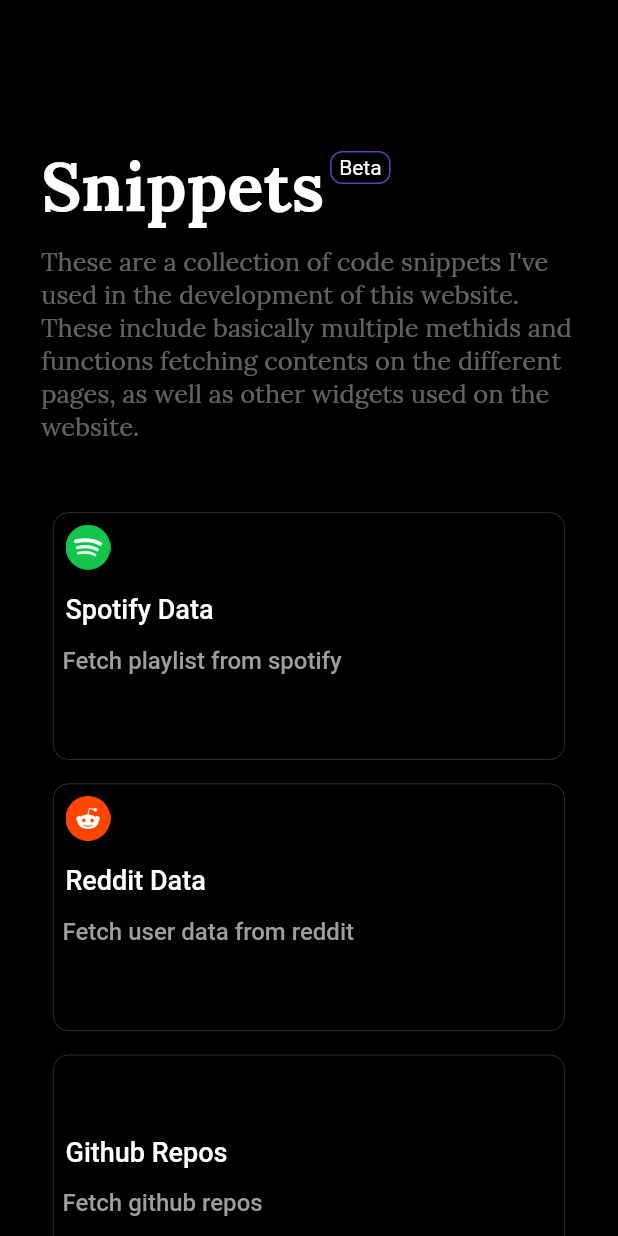
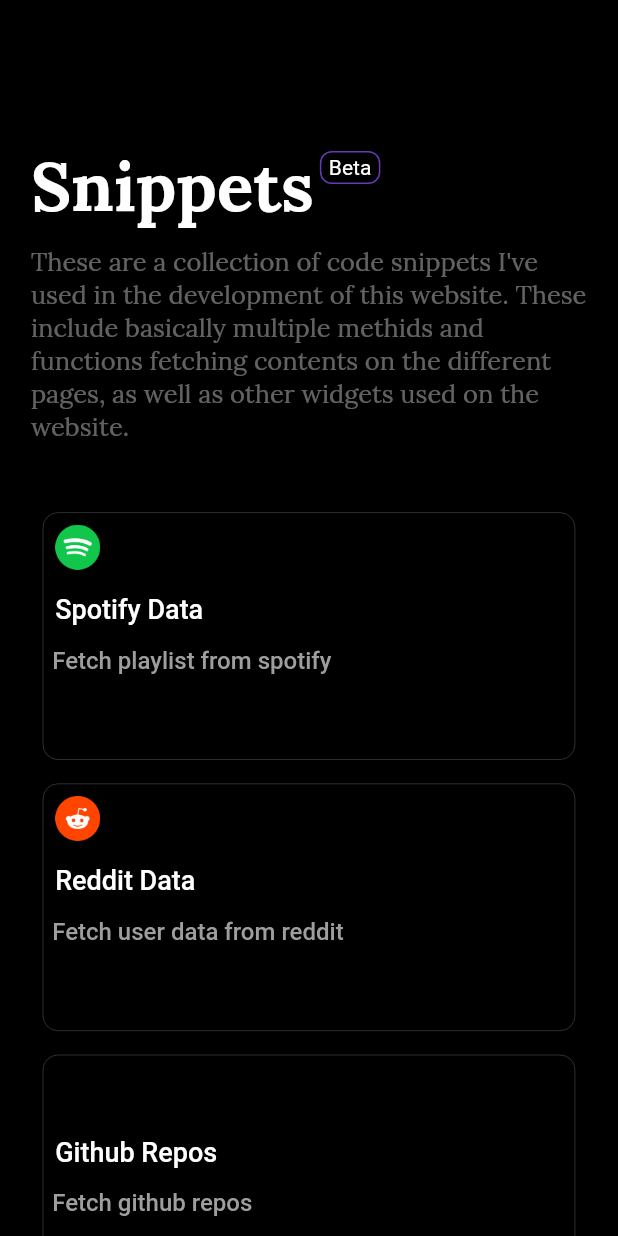
Before and after one commit to Anslem27/flutter-portfolio, a Flutter app: the WebSnippetPage screen opened by its route, on a phone screen of 412 x 824 dp. Run offline on Flutter 3.47's test engine with Material 2 defaults, Android fonts, the phone set to English and light mode, and no system bars; our stand-ins replace google_fonts, iconsax, loading_indicator, url_strategy; missing offline and left inert: dart:js, spotify; network calls fail.

Commit message:
responsive fixes 3

```diff
--- a/lib/pages/web/snippet_webpage.dart
+++ b/lib/pages/web/snippet_webpage.dart
@@ -20,12 +20,13 @@
           physics: const ClampingScrollPhysics(),
           child: LayoutBuilder(builder: (_, constraints) {
             if (constraints.maxWidth < 600) {
-              return Container(
-                margin: EdgeInsets.only(
-                  left: MediaQuery.of(context).size.width / 15,
-                  right: MediaQuery.of(context).size.width / 15,
-                ),
-                child: _snippetbody(),
+              return Row(
+                children: [
+                  SizedBox(width: MediaQuery.of(context).size.width / 20),
+                  //dasboard column
+                  _snippetbody(),
+                  SizedBox(width: MediaQuery.of(context).size.width / 20),
+                ],
               );
             } else {
               return Row(
@@ -151,13 +152,13 @@
           onTap: () {},
         ),
         SnippetConatiner(
-          logo: "assets/icons/binary-code.png",
+          logo: "assets/icons/constr.png",
           title: "Widgets",
           description: "Reusable flutter widgets",
           onTap: () {},
         ),
         SnippetConatiner(
-          logo: "assets/icons/touch.png",
+          logo: "assets/icons/fluff.png",
           title: "Responsive layout",
           description: "Responsive interface for websie",
           onTap: () {},
@@ -221,7 +222,8 @@
           children: [
             Flexible(
               child: SnippetConatiner(
-                logo: "assets/icons/binary-code.png",
+                logo: "assets/icons/constr.png",
+                height: 50,
                 title: "Widgets",
                 description: "Reusable flutter widgets",
                 onTap: () {},
@@ -229,7 +231,8 @@
             ),
             Flexible(
               child: SnippetConatiner(
-                logo: "assets/icons/touch.png",
+                logo: "assets/icons/fluff.png",
+                height: 50,
                 title: "Responsive layout",
                 description: "Responsive interface for websie",
                 onTap: () {},
--- a/lib/utils/footer.dart
+++ b/lib/utils/footer.dart
@@ -1,3 +1,5 @@
+// ignore_for_file: avoid_web_libraries_in_flutter
+
 import 'package:flutter/material.dart';
 import 'package:google_fonts/google_fonts.dart';
 import 'dart:js' as js;
--- a/lib/widgets/featured_card.dart
+++ b/lib/widgets/featured_card.dart
@@ -116,7 +116,7 @@
       return Padding(
         padding: const EdgeInsets.all(8.0),
         child: Container(
-          height: boxSize - 100,
+           height: boxSize - 80,
           width: boxSize - 80,
           alignment: Alignment.center,
           decoration: BoxDecoration(
@@ -128,8 +128,8 @@
             ),
           ),
           child: Container(
-            width: boxSize + 160,
-            height: boxSize - 105,
+            width: boxSize + 180,
+             height: boxSize - 85,
             decoration: const BoxDecoration(
               borderRadius: BorderRadius.all(Radius.circular(8)),
               color: Colors.black,
--- a/lib/widgets/reusable/snippet_container.dart
+++ b/lib/widgets/reusable/snippet_container.dart
@@ -3,13 +3,16 @@
 
 class SnippetConatiner extends StatelessWidget {
   final String logo, title, description;
+  final double height, width;
   final Function()? onTap;
   const SnippetConatiner(
       {super.key,
       required this.logo,
       required this.title,
       required this.description,
-      this.onTap});
+      this.onTap,
+      this.height = 30,
+      this.width = 30});
 
   @override
   Widget build(BuildContext context) {
@@ -38,8 +41,8 @@
                     padding: const EdgeInsets.all(8.0),
                     child: Image.asset(
                       logo,
-                      height: 30,
-                      width: 30,
+                      height: height,
+                      width: width,
                     ),
                   ),
                   Padding(
```
Also changed, not shown: lib/pages/web/about_webpage.dart (+7 -6 lines), lib/pages/web/dashboard_webpage.dart (+20 -30 lines), lib/pages/web/web_homepage.dart (+5 -5 lines), lib/screens/mobile.dart (+4 -4 lines), assets/icons/binary-code.png (deleted), assets/icons/constr.png (added), assets/icons/fluff.png (added), assets/icons/touch.png (deleted).
